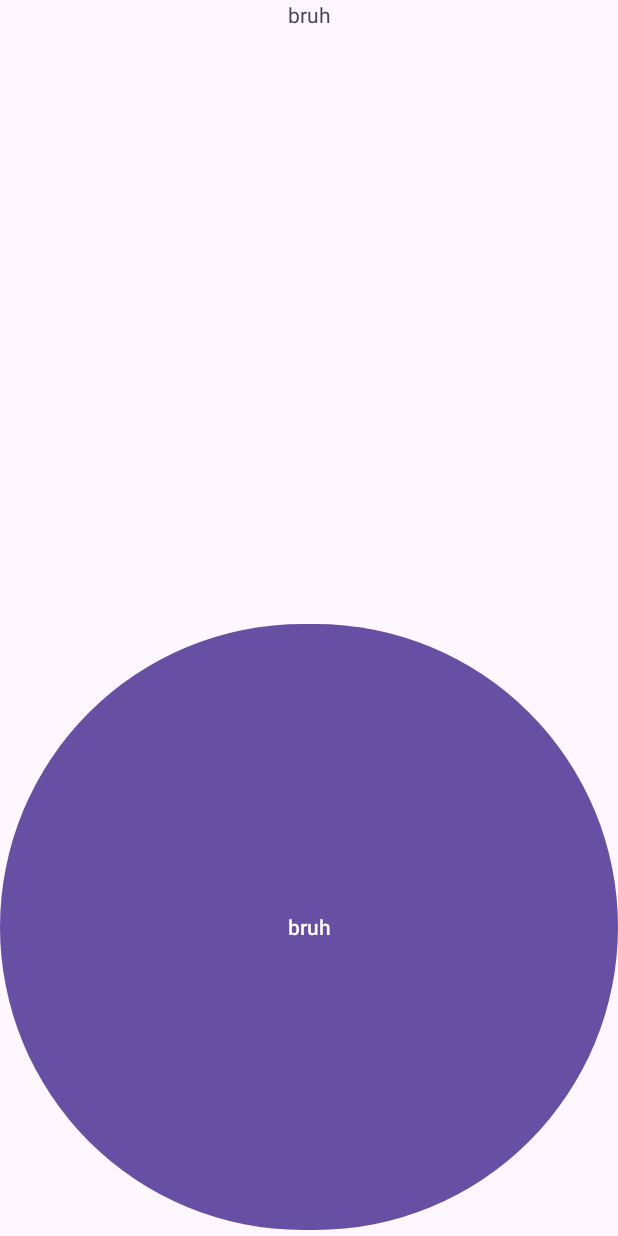
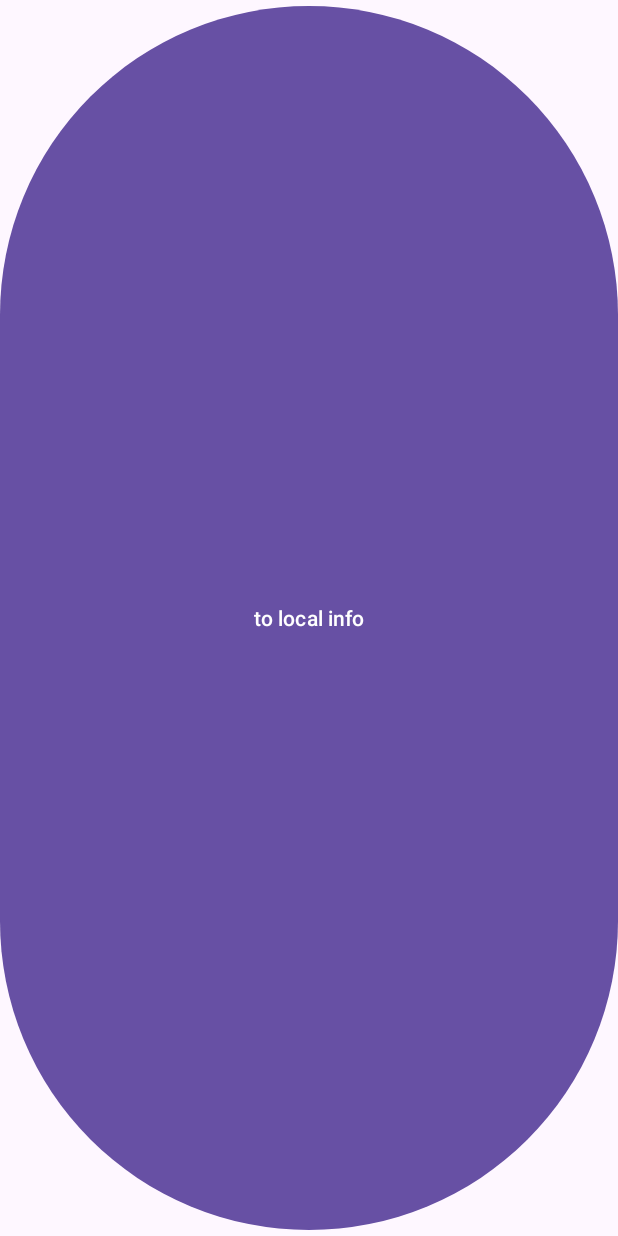
Before and after one commit to Kyle-Sang/SunsetPredictionApp, an Android app: the screen it shows after launch (MapActivity), on a phone screen of 412 x 824 dp. Run offline under Robolectric (Android 15) with nearby library versions, the light colour scheme and no system bars.

Commit message:
added activity switching

```diff
--- a/SunsetPrediction/app/build.gradle.kts
+++ b/SunsetPrediction/app/build.gradle.kts
@@ -10,7 +10,7 @@ android {
     defaultConfig {
         applicationId = "com.example.sunsetprediction"
         minSdk = 24
-        targetSdk = 33
+        targetSdk = 34
         versionCode = 1
         versionName = "1.0"
 
@@ -36,7 +36,6 @@ android {
 }
 
 dependencies {
-
     implementation("androidx.core:core-ktx:1.9.0")
     implementation("androidx.appcompat:appcompat:1.6.1")
     implementation("com.google.android.material:material:1.10.0")
--- a/SunsetPrediction/app/src/main/java/com/example/sunsetprediction/MapActivity.kt
+++ b/SunsetPrediction/app/src/main/java/com/example/sunsetprediction/MapActivity.kt
@@ -1,11 +1,22 @@
 package com.example.sunsetprediction
 
+import android.content.Intent
 import androidx.appcompat.app.AppCompatActivity
 import android.os.Bundle
+import android.util.Log
+import android.view.View
+import android.widget.Button
 
 class MapActivity : AppCompatActivity() {
+    private lateinit var toLocal : Button
     override fun onCreate(savedInstanceState: Bundle?) {
         super.onCreate(savedInstanceState)
-        setContentView(R.layout.activity_main)
+        setContentView(R.layout.activity_map)
+    }
+
+    fun nextScreen (v : View) {
+        var intent: Intent = Intent(this, LocalInfoActivity::class.java)
+        startActivity(intent) // go to Travel Activity
+        Log.w("MapActivity", "to local info")
     }
 }
--- a/SunsetPrediction/app/src/main/res/layout/activity_main.xml
+++ b/SunsetPrediction/app/src/main/res/layout/activity_map.xml
@@ -7,16 +7,18 @@
     android:layout_width="match_parent"
     tools:context=".MapActivity">
 
-    <TextView
+<!--    <TextView-->
+<!--        android:layout_width="match_parent"-->
+<!--        android:layout_height="0dp"-->
+<!--        android:text="bruh"-->
+<!--        android:layout_weight="1"-->
+<!--        android:textAlignment="center"/>-->
+    <Button
+        android:id="@+id/button"
+        android:layout_weight="1"
+        android:layout_height="20dp"
         android:layout_width="match_parent"
-        android:layout_height="0dp"
-        android:text="bruh"
-        android:layout_weight="1"
-        android:textAlignment="center"/>
-    <Button
-        android:layout_weight="1"
-        android:layout_height="0dp"
-        android:layout_width="match_parent"
-        android:text="bruh"/>
+        android:text="to local info"
+        android:onClick="nextScreen" />
 
 </LinearLayout>
--- a/SunsetPrediction/app/src/main/res/layout/local_info_activity.xml
+++ /dev/null
@@ -1,6 +0,0 @@
-<?xml version="1.0" encoding="utf-8"?>
-<androidx.constraintlayout.widget.ConstraintLayout xmlns:android="http://schemas.android.com/apk/res/android"
-    android:layout_width="match_parent"
-    android:layout_height="match_parent">
-
-</androidx.constraintlayout.widget.ConstraintLayout>
--- a/SunsetPrediction/app/src/main/res/layout/rating_activity.xml
+++ /dev/null
@@ -1,6 +0,0 @@
-<?xml version="1.0" encoding="utf-8"?>
-<androidx.constraintlayout.widget.ConstraintLayout xmlns:android="http://schemas.android.com/apk/res/android"
-    android:layout_width="match_parent"
-    android:layout_height="match_parent">
-
-</androidx.constraintlayout.widget.ConstraintLayout>
```
Also changed, not shown: SunsetPrediction/app/src/main/AndroidManifest.xml (+2 -9 lines), SunsetPrediction/app/src/main/java/com/example/sunsetprediction/LocalInfoActivity.kt (+17 -1 lines), SunsetPrediction/app/src/main/java/com/example/sunsetprediction/RatingActivity.kt (+18 -1 lines), SunsetPrediction/app/src/main/res/layout/activity_local_info.xml (added, +14 -0 lines), SunsetPrediction/app/src/main/res/layout/activity_rating.xml (added, +11 -0 lines).
